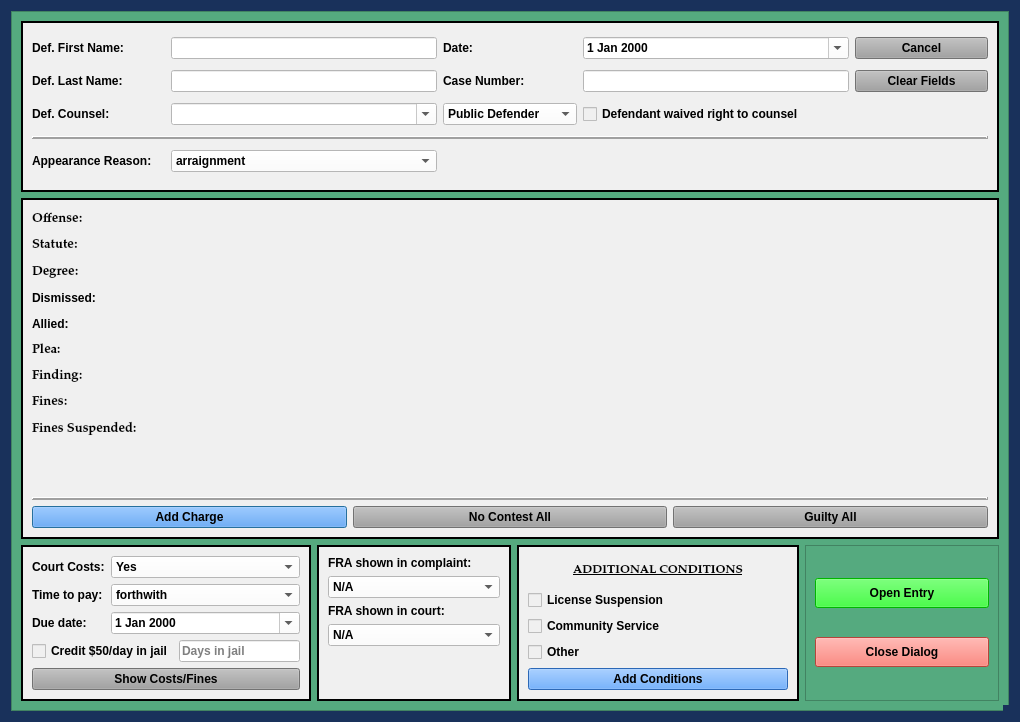
HunterProgram22/MuniEntry, file package/views/ui/FineOnlyPleaDialog.ui: the form before one commit.
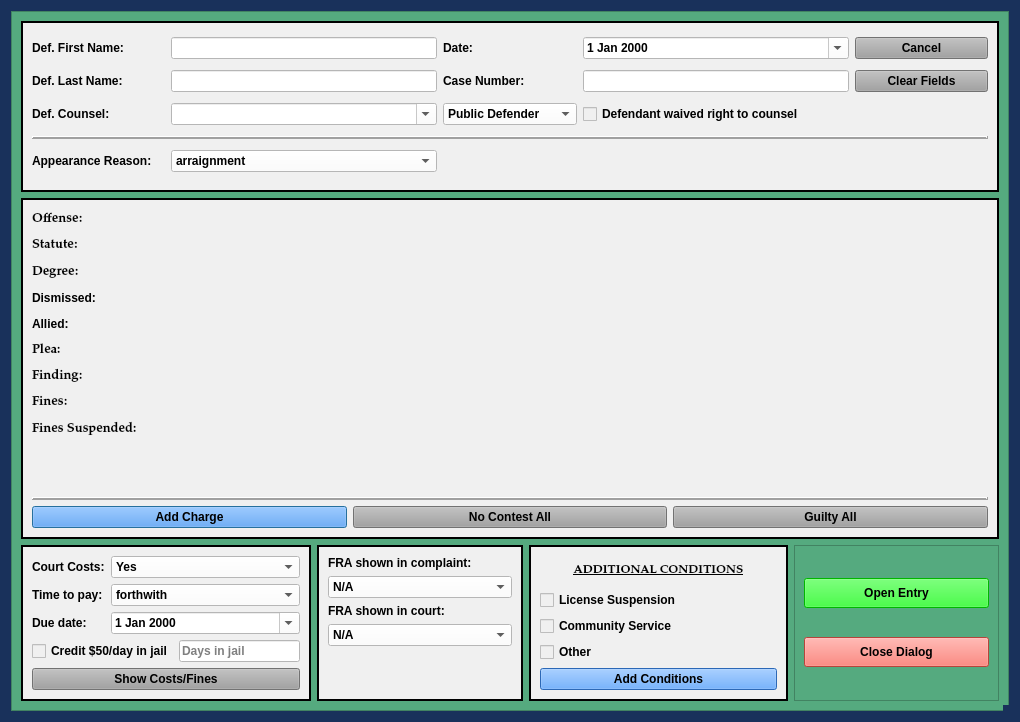
The form after the commit. Custom widgets are drawn as their Qt base class.

What changed in the file:
```diff
--- a/package/views/ui/FineOnlyPleaDialog.ui
+++ b/package/views/ui/FineOnlyPleaDialog.ui
@@ -846,7 +846,7 @@
              <enum>Qt::StrongFocus</enum>
             </property>
             <property name="text">
-             <string>Other                                                             </string>
+             <string>Other                                                      </string>
             </property>
            </widget>
           </item>
```
